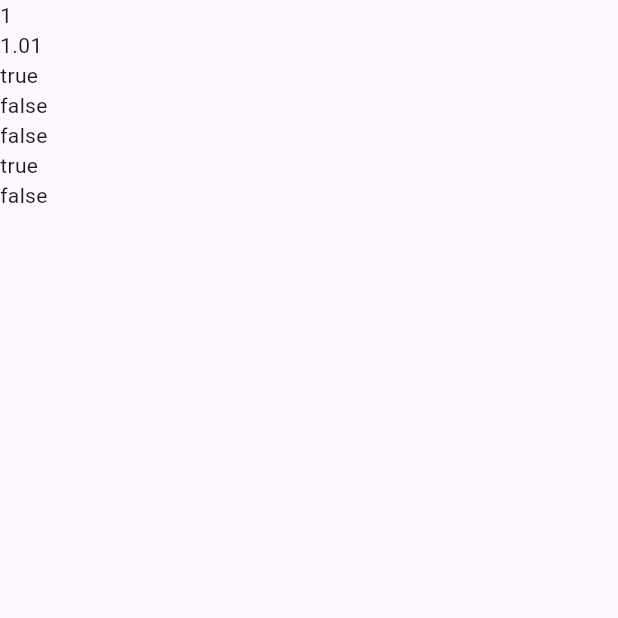
After one commit to hbolin/flutter_rapid_development_kit, a Flutter app: the screen it shows after launch, after a tap on "TestStringNumberConverterPage", on a phone screen of 412 x 824 dp, the top half of it. The commit adds this screen. Run offline on Flutter 3.47's test engine with Material 3 defaults, Android fonts, the phone set to English and light mode, and no system bars; our stand-ins replace get.

Commit message:
string_number_converter

```diff
--- /dev/null
+++ b/example/lib/extension/test_string_number_converter_page/test_string_number_converter_page_logic.dart
@@ -0,0 +1,7 @@
+import 'package:get/get.dart';
+
+import 'test_string_number_converter_page_state.dart';
+
+class TestStringNumberConverterPageLogic extends GetxController {
+  final TestStringNumberConverterPageState state = TestStringNumberConverterPageState();
+}
--- /dev/null
+++ b/example/lib/extension/test_string_number_converter_page/test_string_number_converter_page_state.dart
@@ -0,0 +1,5 @@
+class TestStringNumberConverterPageState {
+  TestStringNumberConverterPageState() {
+    ///Initialize variables
+  }
+}
--- /dev/null
+++ b/example/lib/extension/test_string_number_converter_page/test_string_number_converter_page_view.dart
@@ -0,0 +1,30 @@
+import 'package:flutter/material.dart';
+import 'package:flutter_rapid_development_kit/flutter_rapid_development_kit.dart';
+import 'package:get/get.dart';
+
+import 'test_string_number_converter_page_logic.dart';
+
+class TestStringNumberConverterPage extends StatelessWidget {
+  TestStringNumberConverterPage({Key? key}) : super(key: key);
+
+  final logic = Get.put(TestStringNumberConverterPageLogic());
+  final state = Get.find<TestStringNumberConverterPageLogic>().state;
+
+  @override
+  Widget build(BuildContext context) {
+    return Scaffold(
+      body: Column(
+        crossAxisAlignment: CrossAxisAlignment.start,
+        children: [
+          Text("${"1".toIntOrNull()}"),
+          Text("${"1.01".toDoubleOrNull()}"),
+          Text("${"true".toBoolOrNull()}"),
+          Text("${"false".toBoolOrNull()}"),
+          Text("${"1".toBoolOrNull()}"),
+          Text("${"1".toBoolOrNull(extraCondition: "1")}"),
+          Text("${"1.01".toBoolOrNull(extraCondition: "1")}"),
+        ],
+      ),
+    );
+  }
+}
--- a/example/lib/test_index_page/test_index_page_view.dart
+++ b/example/lib/test_index_page/test_index_page_view.dart
@@ -3,6 +3,7 @@ import 'dart:math';
 import 'package:example/extension/test_date_time_converter_page/test_date_time_converter_page_view.dart';
 import 'package:example/extension/test_list_extensions_page/test_list_extensions_page_view.dart';
 import 'package:example/extension/test_money_format_page/test_money_format_page_view.dart';
+import 'package:example/extension/test_string_number_converter_page/test_string_number_converter_page_view.dart';
 import 'package:example/extension/text_map_page/text_map_page_view.dart';
 import 'package:flutter/material.dart';
 import 'package:get/get.dart';
@@ -46,6 +47,12 @@ class TestIndexPage extends StatelessWidget {
               title: "TestMoneyFormatPage",
               onTap: () {
                 Get.to(() => TestMoneyFormatPage());
+              },
+            ),
+            TestTapItem(
+              title: "TestStringNumberConverterPage",
+              onTap: () {
+                Get.to(() => TestStringNumberConverterPage());
               },
             ),
           ],
--- a/lib/flutter_rapid_development_kit.dart
+++ b/lib/flutter_rapid_development_kit.dart
@@ -3,3 +3,4 @@ library flutter_rapid_development_kit;
 export 'package:flutter_rapid_development_kit/src/extension/date_time_converter.dart';
 export 'package:flutter_rapid_development_kit/src/extension/list_extensions.dart';
 export 'package:flutter_rapid_development_kit/src/extension/money_format.dart';
+export 'package:flutter_rapid_development_kit/src/extension/string_number_converter.dart';
--- /dev/null
+++ b/lib/src/extension/string_number_converter.dart
@@ -0,0 +1,19 @@
+extension StringNumberConverter on String {
+  /// [String]转换成[int]
+  int? toIntOrNull() {
+    return int.tryParse(this, radix: 10);
+  }
+
+  /// [String]转换成[double]
+  double? toDoubleOrNull() {
+    return double.tryParse(this);
+  }
+
+  /// [String]转换成[bool]
+  bool toBoolOrNull({String? extraCondition}) {
+    if (extraCondition != null) {
+      return toLowerCase() == "true" || toLowerCase() == extraCondition;
+    }
+    return toLowerCase() == "true";
+  }
+}
```
